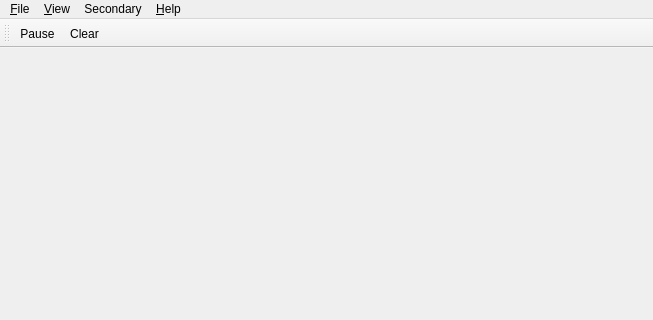
The window that src/mainwindow.ui (AlexanderAmelkin/SerialPlot) describes before a commit, drawn with Qt 5; both pictures show x 0 to 653 and y 0 to 320 of the 653 by 650 pixel window.
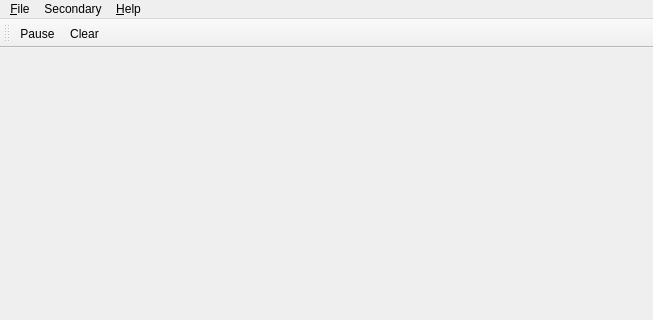
The same window after the commit. Icons and pictures are not drawn. Custom widgets are drawn as their Qt base class.

Commit message: moved 'view' menu to a separate class

Diff of the .ui file:
```diff
--- a/src/mainwindow.ui
+++ b/src/mainwindow.ui
@@ -101,7 +101,7 @@
      <x>0</x>
      <y>0</y>
      <width>653</width>
-     <height>23</height>
+     <height>24</height>
     </rect>
    </property>
    <widget class="QMenu" name="menuHelp">
@@ -123,11 +123,6 @@
     <addaction name="separator"/>
     <addaction name="actionQuit"/>
    </widget>
-   <widget class="QMenu" name="menuView">
-    <property name="title">
-     <string>&amp;View</string>
-    </property>
-   </widget>
    <widget class="QMenu" name="menuSecondary">
     <property name="title">
      <string>Secondary</string>
@@ -138,7 +133,6 @@
     <addaction name="actionHorizontal"/>
    </widget>
    <addaction name="menuFile"/>
-   <addaction name="menuView"/>
    <addaction name="menuSecondary"/>
    <addaction name="menuHelp"/>
   </widget>
```
The commit also changes 10 other files.
